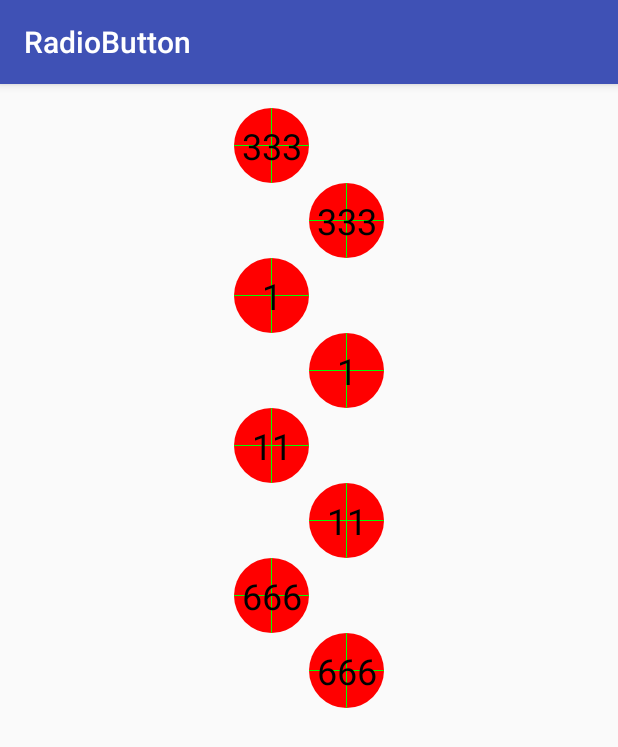
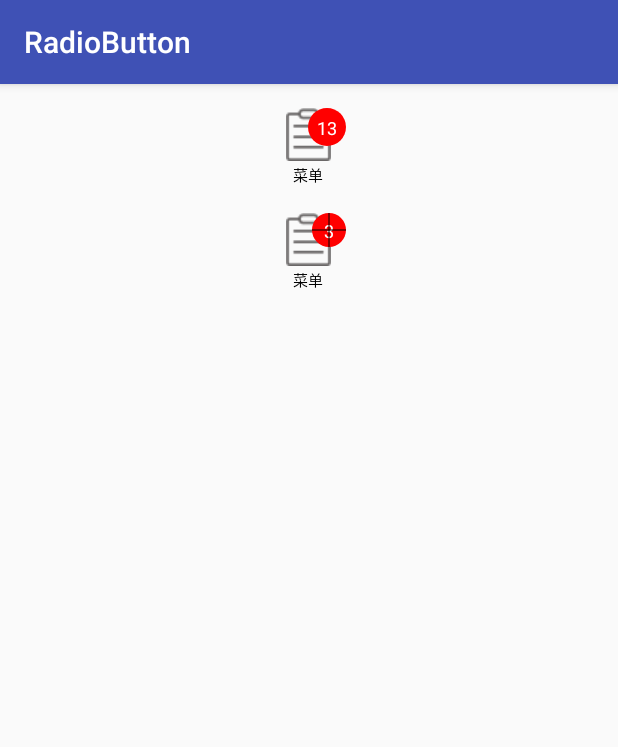
Before and after one commit to jackxieweiwu/RadioButton, an Android app: the screen it shows after launch (MainActivity), on a phone screen of 412 x 824 dp. Shown: the top 747 px of the screen. Run offline under Robolectric (Android 15) with nearby library versions, the phone set to English and light mode, and no system bars.

Commit message:
提交demo

```diff
--- a/RadioButton/app/src/main/java/com/example/jeffrey/radiobutton/MainActivity.java
+++ b/RadioButton/app/src/main/java/com/example/jeffrey/radiobutton/MainActivity.java
@@ -2,6 +2,8 @@ package com.example.jeffrey.radiobutton;
 
 import android.support.v7.app.AppCompatActivity;
 import android.os.Bundle;
+
+import com.example.jeffrey.radiobutton.view.NumberRadioButton;
 
 public class MainActivity extends AppCompatActivity {
 
@@ -9,5 +11,12 @@ public class MainActivity extends AppCompatActivity {
     protected void onCreate(Bundle savedInstanceState) {
         super.onCreate(savedInstanceState);
         setContentView(R.layout.activity_main);
+
+        NumberRadioButton num = (NumberRadioButton) findViewById(R.id.num);
+        num.setNum(13);
+
+        NumberRadioButton num2 = (NumberRadioButton) findViewById(R.id.num2);
+        num2.setNum(3);
+        num2.setDebug(true);
     }
 }
--- /dev/null
+++ b/RadioButton/app/src/main/java/com/example/jeffrey/radiobutton/view/NumberRadioButton.java
@@ -0,0 +1,130 @@
+package com.example.jeffrey.radiobutton.view;
+
+import android.content.Context;
+import android.content.res.TypedArray;
+import android.graphics.Canvas;
+import android.graphics.Color;
+import android.graphics.Paint;
+import android.graphics.Rect;
+import android.util.AttributeSet;
+import android.util.TypedValue;
+import android.widget.RadioButton;
+
+import com.example.jeffrey.radiobutton.R;
+
+/**
+ * Created by Li on 2016/6/23.
+ */
+public class NumberRadioButton extends RadioButton {
+    private int mNum;
+
+    private Paint mNumPaint;
+    private Paint mCirclePaint;
+    private Paint mLinePaint;
+    float numPaddingRight = 0;//dp
+    float numPaddingTop = 0;//dp
+
+    private int defalutRadisPlus = 10;//px
+    private int mTextSize;
+
+    private boolean debug = false;
+
+    public NumberRadioButton(Context context, AttributeSet attrs) {
+        super(context, attrs);
+        init(context,attrs);
+    }
+
+    public NumberRadioButton(Context context, AttributeSet attrs, int defStyleAttr) {
+        super(context, attrs, defStyleAttr);
+        init(context,attrs);
+    }
+
+
+    private void init( Context context, AttributeSet attrs){
+        TypedArray  typedArray = context.getResources().obtainAttributes(attrs,R.styleable.NumberRadioButton);
+        numPaddingRight = typedArray.getDimension(R.styleable.NumberRadioButton_numPaddingRight,0);
+        numPaddingTop = typedArray.getDimension(R.styleable.NumberRadioButton_numPaddingTop,0);
+        mNum = typedArray.getInt(R.styleable.NumberRadioButton_num,0);
+        typedArray.recycle();
+
+        int[] sysAttrs = new int[]{android.R.attr.textSize};
+        TypedArray  sysArray = context.getResources().obtainAttributes(attrs,sysAttrs);
+        mTextSize =sysArray.getInt(0,12);
+
+        sysArray.recycle();
+
+        mNumPaint = new Paint(Paint.ANTI_ALIAS_FLAG);
+        mNumPaint.setTextSize(TypedValue.applyDimension(TypedValue.COMPLEX_UNIT_SP,mTextSize,getResources().getDisplayMetrics()));//sp??
+        mNumPaint.setColor(Color.WHITE);
+        mNumPaint.setTextAlign(Paint.Align.CENTER);
+
+        mCirclePaint= new Paint();
+        mCirclePaint.setColor(Color.RED);
+        mCirclePaint.setAntiAlias(true);
+        mCirclePaint.setStyle(Paint.Style.FILL);
+
+
+        mLinePaint = new Paint(Paint.ANTI_ALIAS_FLAG);
+        mLinePaint.setStrokeWidth(1);
+        mLinePaint.setColor(Color.BLACK);
+    }
+
+
+    @Override
+    protected void onDraw(Canvas canvas) {
+        super.onDraw(canvas);
+
+        if (mNum >0 ){
+            String text = String.valueOf(mNum);
+            Rect numRect = new Rect();
+            mNumPaint.getTextBounds(text,0,text.length(),numRect);
+
+            //1 算出文字矩形rect
+            int maxLength = numRect.width()>numRect.height() ? numRect.width() : numRect.height();
+            maxLength += defalutRadisPlus*2;
+            int left = (int) (getWidth() - numPaddingRight -maxLength) ;
+            int top  = (int) numPaddingRight;
+            int right = left + maxLength;
+            int bottom = top + maxLength ;
+
+            Rect textRect = new Rect(left,top,right,bottom);
+
+            doDraw(String.valueOf(mNum),canvas,textRect);
+        }
+
+    }
+
+
+    private void doDraw(String text,Canvas canvas, Rect rect) {
+        //draw circle
+        canvas.drawCircle(rect.centerX(),rect.centerY(),rect.width()/2,mCirclePaint);
+        Rect rectText = new Rect();
+        mNumPaint.getTextBounds(text, 0, text.length(), rectText);
+        //这种会文字偏上
+//        canvas.drawText(text,0,text.length(),mRect.centerX()-rectText.width()/2 ,mRect.centerY()-rectText.height()/2,mTextPaint);
+        //x正确了 ,y有点偏
+        //canvas.drawText(text,0,text.length(),mRect.centerX() -rectText.width()/2,mRect.centerY()+rectText.height()/2,mTextPaint);
+        //百度出来的解决方法
+        Paint.FontMetricsInt fmi = mNumPaint.getFontMetricsInt();
+        float y = rect.centerY() - (fmi.bottom - fmi.top) / 2f - fmi.top;
+        canvas.drawText(text, 0, text.length(), rect.centerX(), y, mNumPaint);
+
+        if (debug){
+            //draw centerLine horizontal
+            canvas.drawLine(rect.left, rect.centerY(), rect.right, rect.centerY(), mLinePaint);
+            //draw centerLine vertical
+            canvas.drawLine(rect.centerX(), rect.top, rect.centerX(), rect.bottom, mLinePaint);
+        }
+    }
+
+
+
+    public void setDebug(boolean debug){
+        this.debug = debug;
+        invalidate();
+
+    }
+    public void setNum(int num){
+        this.mNum = num;
+    }
+}
--- /dev/null
+++ b/RadioButton/app/src/main/res/drawable/order_selector.xml
@@ -0,0 +1,7 @@
+<?xml version="1.0" encoding="utf-8"?>
+<selector xmlns:android="http://schemas.android.com/apk/res/android">
+
+    <item android:drawable="@drawable/ic_order_selected" android:state_checked="true"></item>
+    <item android:drawable="@drawable/ic_order_selected" android:state_selected="true"></item>
+    <item android:drawable="@drawable/ic_order_normal"/>
+</selector>
--- a/RadioButton/app/src/main/res/layout/activity_main.xml
+++ b/RadioButton/app/src/main/res/layout/activity_main.xml
@@ -7,29 +7,24 @@
     android:paddingTop="@dimen/activity_vertical_margin"
     android:paddingBottom="@dimen/activity_vertical_margin" tools:context=".MainActivity">
 
-    <com.example.jeffrey.radiobutton.view.CenterTextView
-        android:text="333"
+    <com.example.jeffrey.radiobutton.view.NumberRadioButton
+        android:id="@+id/num"
+        android:button="@null"
+        style="@style/main_tab_bottom"
+        android:drawableTop="@drawable/order_selector"
+        android:text="菜单"
         android:layout_gravity="center_horizontal"
-        android:layout_width="100dp"
-        android:layout_height="100dp" />
+        android:layout_width="50dp"
+        android:layout_height="50dp" />
 
-    <com.example.jeffrey.radiobutton.view.CenterTextView
-        android:text="1"
+    <com.example.jeffrey.radiobutton.view.NumberRadioButton
+        android:id="@+id/num2"
+        android:button="@null"
+        style="@style/main_tab_bottom"
+        android:drawableTop="@drawable/order_selector"
+        android:text="菜单"
         android:layout_gravity="center_horizontal"
-        android:layout_centerHorizontal="true"
-        android:layout_width="100dp"
-        android:layout_height="100dp" />
-    <com.example.jeffrey.radiobutton.view.CenterTextView
-        android:text="11"
-        android:layout_gravity="center_horizontal"
-        android:layout_centerHorizontal="true"
-        android:layout_width="100dp"
-        android:layout_height="100dp" />
-
-    <com.example.jeffrey.radiobutton.view.CenterTextView
-        android:text="666"
-        android:layout_gravity="center_horizontal"
-        android:layout_centerHorizontal="true"
-        android:layout_width="100dp"
-        android:layout_height="100dp" />
+        android:layout_marginTop="20dp"
+        android:layout_width="50dp"
+        android:layout_height="50dp" />
 </LinearLayout>
--- /dev/null
+++ b/RadioButton/app/src/main/res/values/attrs.xml
@@ -0,0 +1,9 @@
+<?xml version="1.0" encoding="utf-8"?>
+<resources>
+
+    <declare-styleable name="NumberRadioButton">
+        <attr name="numPaddingRight" format="dimension"/>
+        <attr name="numPaddingTop" format="dimension"/>
+        <attr name="num" format="integer"/>
+    </declare-styleable>
+</resources>
--- a/RadioButton/app/src/main/res/values/styles.xml
+++ b/RadioButton/app/src/main/res/values/styles.xml
@@ -8,4 +8,13 @@
         <item name="colorAccent">@color/colorAccent</item>
     </style>
 
+    <style name="main_tab_bottom">
+        <item name="android:textSize">10dp</item>
+        <item name="android:gravity">center_horizontal</item>
+        <item name="android:layout_width">match_parent</item>
+        <item name="android:layout_height">match_parent</item>
+        <item name="android:button">@null</item>
+        <item name="android:drawablePadding">1dp</item>
+    </style>
+
 </resources>
--- a/RadioButton/build.gradle
+++ b/RadioButton/build.gradle
@@ -5,7 +5,7 @@ buildscript {
         jcenter()
     }
     dependencies {
-        classpath 'com.android.tools.build:gradle:1.3.0'
+        classpath 'com.android.tools.build:gradle:2.1.2'
 
         // NOTE: Do not place your application dependencies here; they belong
         // in the individual module build.gradle files
```
Also changed, not shown: RadioButton/app/src/main/res/drawable/ic_order_normal.png (added), RadioButton/app/src/main/res/drawable/ic_order_selected.png (added), 1 other file.
